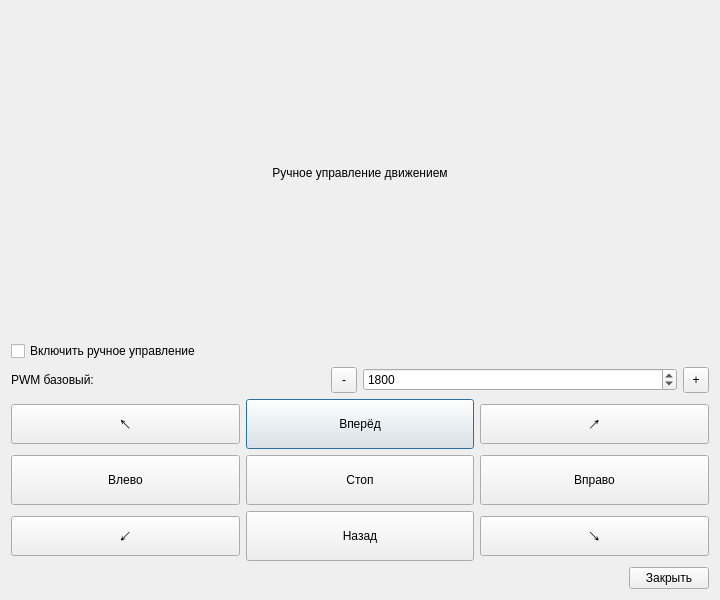
Old version of the form lidar_guard_ws/src/lidar_guard/ui/manual_drive_dialog.ui in the repository AndreiPurits/platform_control_project.
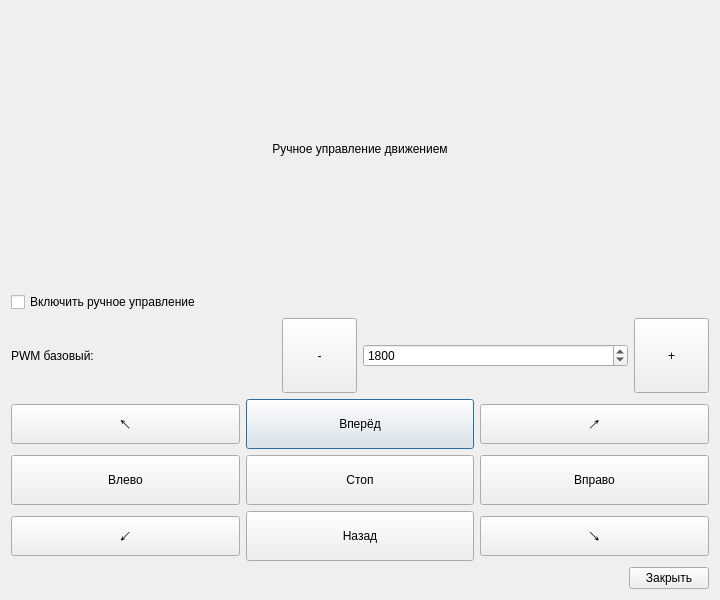
New version of the form.

Commit message: 3 mode drive rover

```diff
--- a/lidar_guard_ws/src/lidar_guard/ui/manual_drive_dialog.ui
+++ b/lidar_guard_ws/src/lidar_guard/ui/manual_drive_dialog.ui
@@ -20,7 +20,7 @@
       <string>Ручное управление движением</string>
      </property>
      <property name="alignment">
-      <set>Qt::AlignHCenter|Qt::AlignVCenter</set>
+      <set>Qt::AlignCenter</set>
      </property>
     </widget>
    </item>
@@ -44,8 +44,8 @@
       <widget class="QToolButton" name="btnPwmMinus">
        <property name="minimumSize">
         <size>
-         <width>26</width>
-         <height>26</height>
+         <width>75</width>
+         <height>75</height>
         </size>
        </property>
        <property name="text">
@@ -79,8 +79,8 @@
       <widget class="QToolButton" name="btnPwmPlus">
        <property name="minimumSize">
         <size>
-         <width>26</width>
-         <height>26</height>
+         <width>75</width>
+         <height>75</height>
         </size>
        </property>
        <property name="text">
```
Left out of the diff: 18 changed lines with no effect on the pictures. The commit also changes 29 other files.
